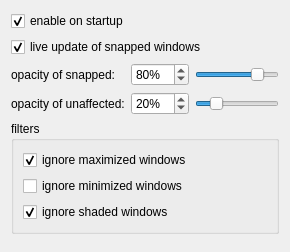
Before: the Qt Designer form contents/ui/config.ui in Flupp/sticky-window-snapping, drawn with Qt 5.
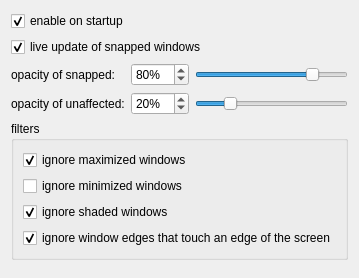
After: the same form once the commit is applied.

Commit message:
added option “ignore window edges that touch an edge of the screen”
original idea by: User/Repository@SHA: Zren/kwin-script-sticky-window-snapping@d62678a17a50a58bc25fb8064b197986cb6b49dc

The edit to the form file:
```diff
--- a/contents/ui/config.ui
+++ b/contents/ui/config.ui
@@ -135,6 +135,16 @@
         </property>
        </widget>
       </item>
+      <item>
+       <widget class="QCheckBox" name="kcfg_ignoreBorderOfClientArea">
+        <property name="text">
+         <string>ignore window edges that touch an edge of the screen</string>
+        </property>
+        <property name="checked">
+         <bool>true</bool>
+        </property>
+       </widget>
+      </item>
      </layout>
     </widget>
    </item>
```
The commit also changes 2 other files.
